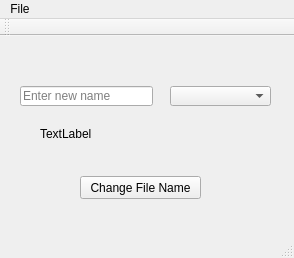
This is FileNamer/mainwindow.ui in bluejellybean/FileNamer as Qt 5 draws it before an edit. The edited form follows.
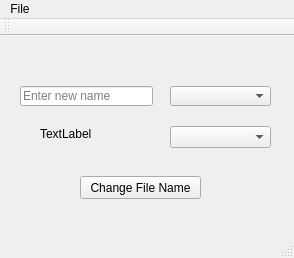
This is the edited form.

Commit message:
Added goodness for other comboBox
Also changed the call in rename to just get a string that was created
using the same func(only have to call it once now)

Diff of the .ui file:
```diff
--- a/FileNamer/mainwindow.ui
+++ b/FileNamer/mainwindow.ui
@@ -75,6 +75,16 @@
      <string>TextLabel</string>
     </property>
    </widget>
+   <widget class="QComboBox" name="comboBox_2">
+    <property name="geometry">
+     <rect>
+      <x>170</x>
+      <y>90</y>
+      <width>101</width>
+      <height>22</height>
+     </rect>
+    </property>
+   </widget>
   </widget>
   <widget class="QMenuBar" name="menuBar">
    <property name="geometry">
```
The commit also changes 2 other files.
